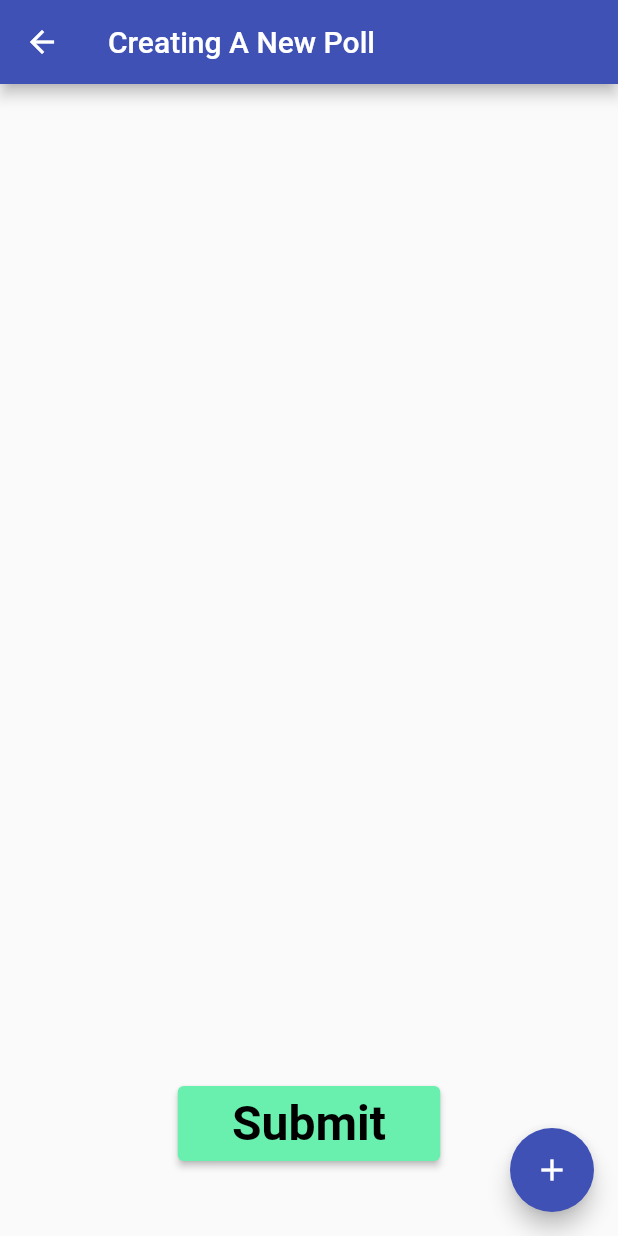
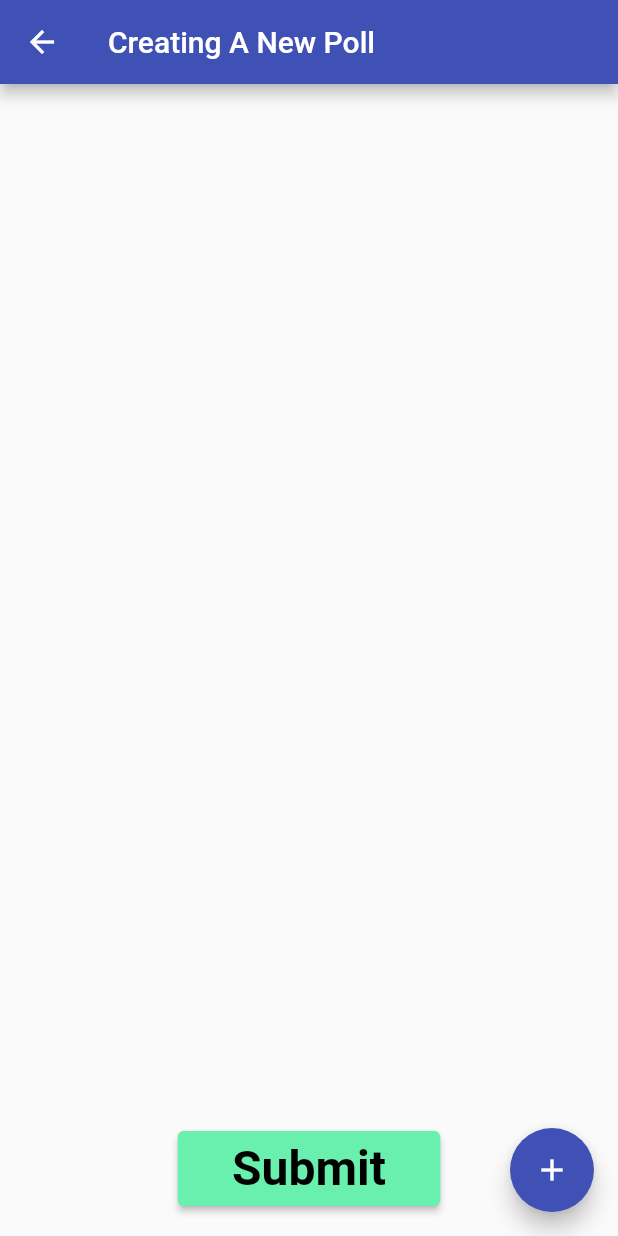
Before and after one commit to InsaneH4/poll, a Flutter app: the screen it shows after launch, after a tap on "Create Poll", on a phone screen of 412 x 824 dp. Run offline on Flutter 3.47's test engine with Material 2 defaults, Android fonts, the phone set to English and light mode, and no system bars.

Commit message:
textfield properties

```diff
--- a/lib/main.dart
+++ b/lib/main.dart
@@ -395,7 +395,7 @@ class _HostPageState extends State<HostPage> {
           ),
         ));
     Widget submitButton = Container(
-      margin: const EdgeInsets.all(50),
+      margin: const EdgeInsets.all(20),
       child: ElevatedButton(
         onPressed: submitData,
         child: const Text(
@@ -455,8 +455,8 @@ class _HomepageState extends State<Homepage> {
           mainAxisAlignment: MainAxisAlignment.spaceEvenly,
           children: <Widget>[
             Container(
-              margin: EdgeInsets.fromLTRB(10, 10, 10, 10),
-              child: Text(
+              margin: const EdgeInsets.fromLTRB(10, 10, 10, 10),
+              child: const Text(
                 'Welcome to the polling system!',
                 style: TextStyle(
                   fontSize: 44,
@@ -520,7 +520,9 @@ class _HomepageState extends State<Homepage> {
                                 hintText: 'Room Code',
                                 hintStyle: TextStyle(fontSize: 36),
                               ),
-                              keyboardType: TextInputType.visiblePassword,
+                              textCapitalization: TextCapitalization.characters,
+                              autocorrect: false,
+                              enableSuggestions: false,
                               controller: codeFieldCont,
                               onEditingComplete: () {
                                 if (codeFieldCont.text.isNotEmpty) {
```
Also changed, not shown: 2 other files. Lines whose indentation alone changed are shown as unchanged.
